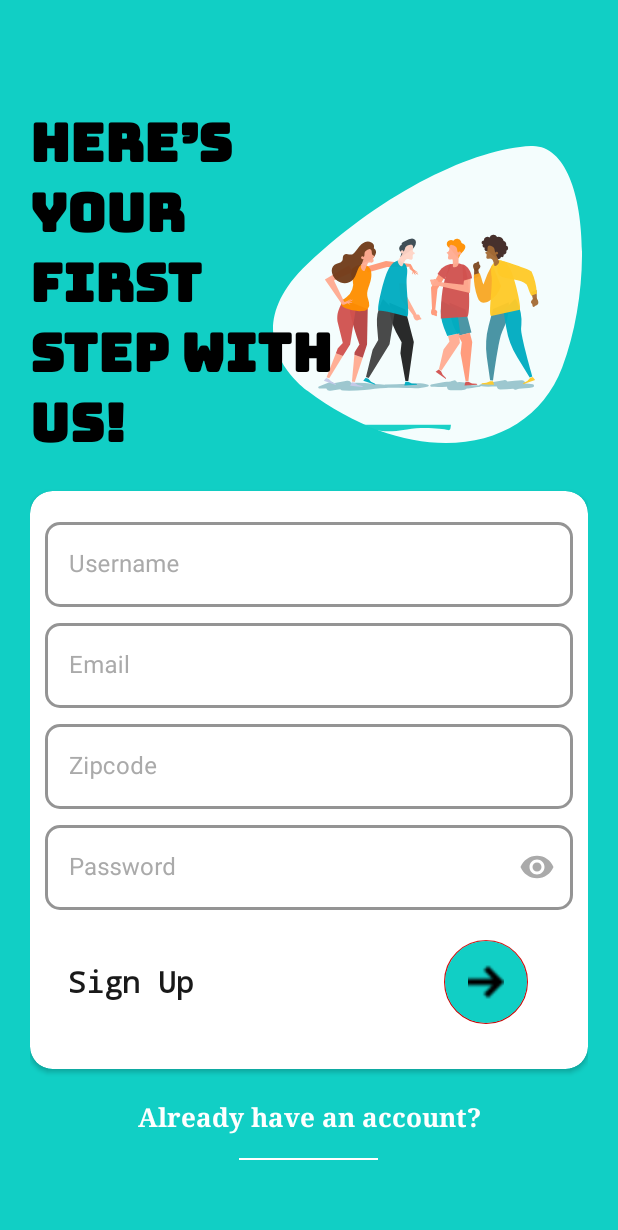
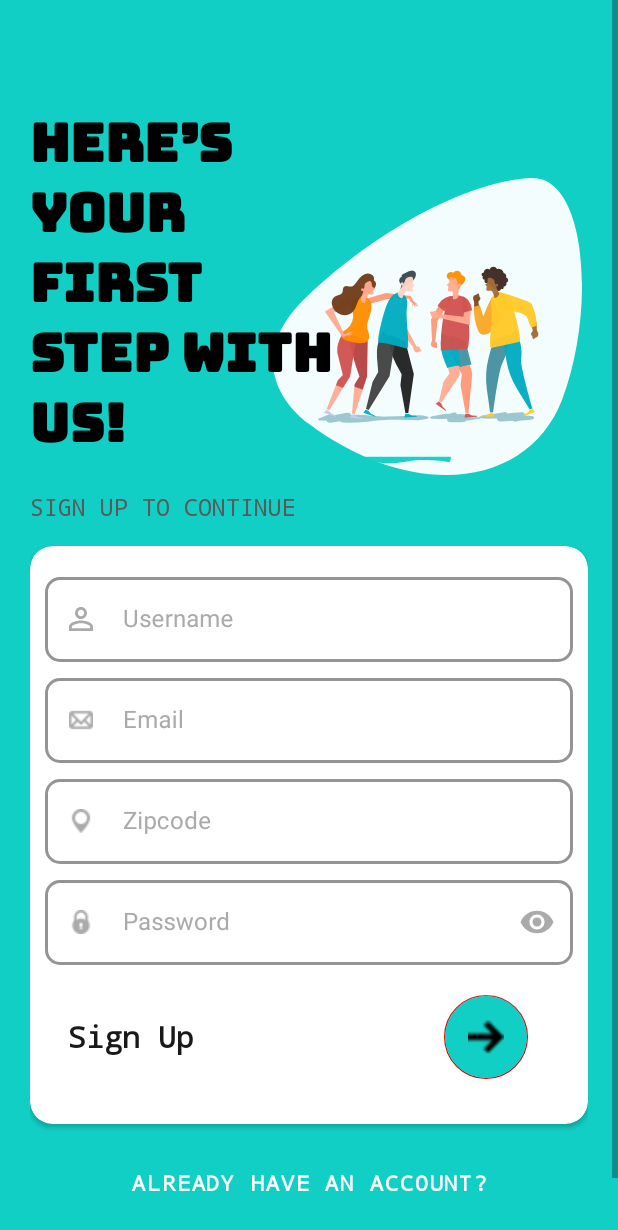
Before and after one commit to nikim178/BookBuzz-1, an Android app: the UserRegistration2 screen opened directly, with no data from a screen before it, on a phone screen of 412 x 824 dp. Shown: the top 1230 px of the screen. Run offline under Robolectric (Android 15) with nearby library versions, the phone set to English and light mode, and no system bars; our stand-ins replace Firebase (no records; nobody signed in at launch, a user with empty details on screens opened directly).

Commit message:
new login and registration activity wohoo!some changes

```diff
--- a/app/src/main/java/com/example/bookbuzz/UserRegistration2.java
+++ b/app/src/main/java/com/example/bookbuzz/UserRegistration2.java
@@ -10,6 +10,7 @@ import android.util.Log;
 import android.util.Pair;
 import android.util.Patterns;
 import android.view.View;
+import android.widget.Button;
 import android.widget.ImageView;
 import android.widget.TextView;
 import android.widget.Toast;
@@ -33,7 +34,7 @@ import java.util.Random;
 public class UserRegistration2 extends AppCompatActivity {
     private TextInputEditText uEmail,uPass,uZipcode,uName;
     private FloatingActionButton uSignUpButton;
-    private TextView oldUser;
+    private Button oldUser;
     private FirebaseAuth mAuth;
     FirebaseFirestore fStore;
     private String userID;
--- a/app/src/main/res/layout/activity_user_registration2.xml
+++ b/app/src/main/res/layout/activity_user_registration2.xml
@@ -50,13 +50,24 @@
                     app:layout_constraintStart_toStartOf="parent"
                     app:layout_constraintTop_toTopOf="parent" />
 
+                <TextView
+                    android:id="@+id/slogan_name"
+                    android:layout_width="206dp"
+                    android:layout_height="wrap_content"
+                    android:fontFamily="monospace"
+                    android:text="SIGN UP TO CONTINUE"
+                    android:textColor="#595959"
+                    android:textSize="15sp"
+                    app:layout_constraintStart_toStartOf="parent"
+                    app:layout_constraintTop_toBottomOf="@+id/logoTexts" />
+
 
             </androidx.constraintlayout.widget.ConstraintLayout>
 
             <androidx.cardview.widget.CardView
                 android:layout_width="match_parent"
                 android:layout_height="match_parent"
-                android:layout_marginTop="0dp"
+                android:layout_marginTop="15dp"
 
                 app:cardBackgroundColor="@color/white"
                 app:cardCornerRadius="15dp">
@@ -78,16 +89,20 @@
                         app:boxCornerRadiusBottomStart="10dp"
                         app:boxCornerRadiusTopEnd="10dp"
                         app:boxCornerRadiusTopStart="10dp"
+                        app:startIconDrawable="@drawable/ic_person"
+                        app:startIconTint="@color/grey"
+                        app:endIconMode="clear_text"
                         android:hint="Username"
                         android:textColorHint="@color/grey">
 
                         <com.google.android.material.textfield.TextInputEditText
                             android:id="@+id/username"
-                            android:textColor="@color/black"
-                            android:textColorHint="@color/black"
                             android:layout_width="match_parent"
                             android:layout_height="wrap_content"
-                            android:inputType="text">
+                            android:fontFamily="sans-serif"
+                            android:inputType="text"
+                            android:textColor="@color/black"
+                            android:textColorHint="@color/black">
                         </com.google.android.material.textfield.TextInputEditText>
                     </com.google.android.material.textfield.TextInputLayout>
 
@@ -102,17 +117,23 @@
                         app:boxCornerRadiusBottomStart="10dp"
                         app:boxCornerRadiusTopEnd="10dp"
                         app:boxCornerRadiusTopStart="10dp"
+
                         android:hint="Email"
+                        app:endIconMode="clear_text"
+                        app:startIconDrawable="@drawable/mail"
+                        app:startIconTint="@color/grey"
                         android:textColorHint="@color/grey"
                         >
+
                         <com.google.android.material.textfield.TextInputEditText
                             android:id="@+id/email"
+                            android:layout_width="match_parent"
+                            android:layout_height="wrap_content"
+                            android:fontFamily="sans-serif"
+                            android:inputType="textEmailAddress"
                             android:textColor="@color/black"
                             android:textColorHint="@color/black"
-                            android:layout_width="match_parent"
-                            android:layout_height="wrap_content"
-                            android:transitionName="user_trans"
-                            android:inputType="textEmailAddress">
+                            android:transitionName="user_trans">
                         </com.google.android.material.textfield.TextInputEditText>
                     </com.google.android.material.textfield.TextInputLayout>
 
@@ -128,6 +149,9 @@
                         app:boxCornerRadiusTopEnd="10dp"
                         app:boxCornerRadiusTopStart="10dp"
                         android:hint="Zipcode"
+                        app:startIconDrawable="@drawable/mapmarker"
+                        app:endIconMode="clear_text"
+                        app:startIconTint="@color/grey"
                         android:textColorHint="@color/grey"
                        >
 
@@ -135,9 +159,11 @@
                             android:id="@+id/zipcode"
                             android:layout_width="match_parent"
                             android:layout_height="wrap_content"
-                            android:textColorHint="@color/black"
+                            android:fontFamily="sans-serif"
+                            android:inputType="number"
                             android:textColor="@color/black"
-                            android:inputType="number">
+                            android:textColorHint="@color/black">
+
                         </com.google.android.material.textfield.TextInputEditText>
                     </com.google.android.material.textfield.TextInputLayout>
 
@@ -153,6 +179,8 @@
                         app:boxCornerRadiusTopEnd="10dp"
                         app:boxCornerRadiusTopStart="10dp"
                         android:hint="Password"
+                        app:startIconDrawable="@drawable/lock"
+                        app:startIconTint="@color/grey"
                         android:textColorHint="@color/grey"
                         app:passwordToggleEnabled="true"
                         app:passwordToggleTint="@color/grey">
@@ -161,11 +189,11 @@
                             android:id="@+id/password"
                             android:layout_width="match_parent"
                             android:layout_height="wrap_content"
+                            android:fontFamily="sans-serif"
+                            android:inputType="textPassword"
+                            android:textColor="@color/black"
                             android:textColorHint="@color/black"
-                            android:textColor="@color/black"
-                            android:transitionName="pass_trans"
-                            android:inputType="textPassword">
-                        </com.google.android.material.textfield.TextInputEditText>
+                            android:transitionName="pass_trans"></com.google.android.material.textfield.TextInputEditText>
                     </com.google.android.material.textfield.TextInputLayout>
 
                     <RelativeLayout
@@ -208,17 +236,22 @@
                 </LinearLayout>
             </androidx.cardview.widget.CardView>
 
-            <TextView
+            <Button
                 android:id="@+id/signInUser"
                 style="@style/parent"
+                android:layout_width="match_parent"
+                android:layout_height="68dp"
+                android:layout_gravity="right"
+                android:layout_margin="5dp"
+                android:background="#00000000"
+                android:elevation="0dp"
                 android:layout_marginTop="@dimen/loginViewsMargin"
-                android:fontFamily="serif"
-                android:text="Already have an account?"
-                android:transitionName="new_trans"
-                android:textAlignment="center"
                 android:textColor="@color/white"
-                android:textSize="17sp"
-                android:textStyle="bold" />
+                android:fontFamily="monospace"
+                android:text="ALREADY HAVE AN ACCOUNT?"
+                android:textSize="14sp"
+                android:textStyle="bold"
+                android:transitionName="new_trans" />
             <LinearLayout
                 android:layout_width="match_parent"
                 android:layout_height="wrap_content"
```
Also changed, not shown: app/src/main/res/layout/activity_user_login2.xml (+22 -15 lines), app/src/main/res/drawable/lock.png (added), app/src/main/res/drawable/mail.png (added), app/src/main/res/drawable/mapmarker.png (added).
